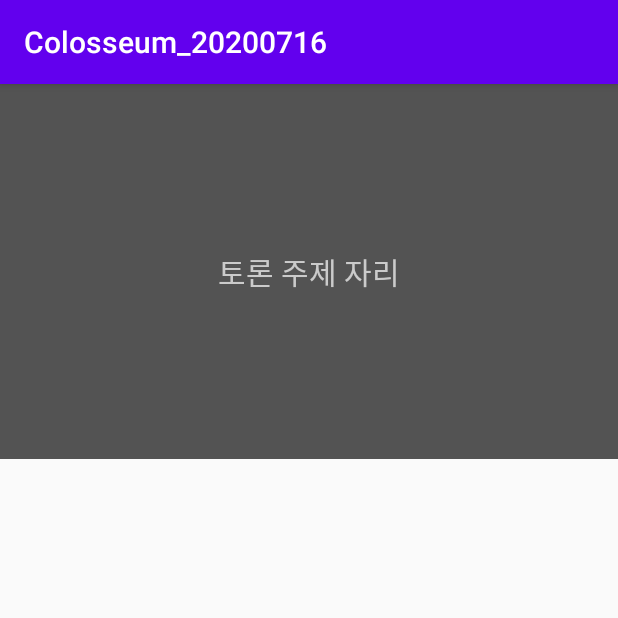
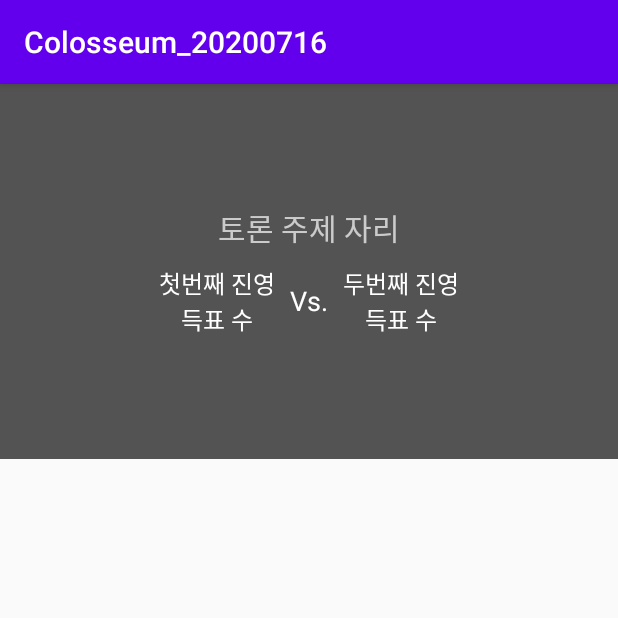
Before and after one commit to Jacob760531/Colosseum_20200716, an Android app: the ViewTopicDetailActivity screen opened directly, with no data from a screen before it, on a phone screen of 412 x 824 dp, the top half of it. Run offline under Robolectric (Android 15) with nearby library versions, the phone set to English and light mode, and no system bars; pictures from the network do not load.

Commit message:
토론 진영 표시 자리 그림

```diff
--- a/app/src/main/res/layout/activity_view_topic_detail.xml
+++ b/app/src/main/res/layout/activity_view_topic_detail.xml
@@ -23,15 +23,86 @@
             android:layout_height="match_parent"
             android:background="#AA000000" />
 
-        <TextView
-            android:id="@+id/topicTitleTxt"
+        <LinearLayout
             android:layout_width="wrap_content"
             android:layout_height="wrap_content"
             android:layout_gravity="center"
-            android:text="토론 주제 자리"
-            android:textSize="20sp"/>
+            android:gravity="center"
+            android:orientation="vertical">
+
+            <TextView
+                android:id="@+id/topicTitleTxt"
+                android:layout_width="wrap_content"
+                android:layout_height="wrap_content"
+                android:text="토론 주제 자리"
+                android:textSize="20sp"/>
+
+            <LinearLayout
+                android:layout_width="wrap_content"
+                android:layout_height="wrap_content"
+                android:gravity="center"
+                android:layout_marginTop="10dp"
+                android:orientation="horizontal">
+
+                <LinearLayout
+                    android:layout_width="wrap_content"
+                    android:layout_height="wrap_content"
+                    android:gravity="center"
+                    android:orientation="vertical">
+
+                    <TextView
+                        android:layout_width="wrap_content"
+                        android:layout_height="wrap_content"
+                        android:text="첫번째 진영"
+                        android:textColor="#FFFFFF"
+                        android:textSize="16sp"/>
+
+                    <TextView
+                        android:layout_width="wrap_content"
+                        android:layout_height="wrap_content"
+                        android:text="득표 수"
+                        android:textColor="#FFFFFF"
+                        android:textSize="16sp"/>
+
+                </LinearLayout>
+
+                <TextView
+                    android:layout_width="wrap_content"
+                    android:layout_height="wrap_content"
+                    android:text="Vs."
+                    android:textColor="#FFFFFF"
+                    android:layout_marginLeft="10dp"
+                    android:layout_marginRight="10dp"
+                    android:textSize="18sp" />
+
+                <LinearLayout
+                    android:layout_width="wrap_content"
+                    android:layout_height="wrap_content"
+                    android:gravity="center"
+                    android:orientation="vertical">
+
+                    <TextView
+                        android:layout_width="wrap_content"
+                        android:layout_height="wrap_content"
+                        android:text="두번째 진영"
+                        android:textColor="#FFFFFF"
+                        android:textSize="16sp"/>
+
+                    <TextView
+                        android:layout_width="wrap_content"
+                        android:layout_height="wrap_content"
+                        android:text="득표 수"
+                        android:textColor="#FFFFFF"
+                        android:textSize="16sp"/>
+
+                </LinearLayout>
 
 
+            </LinearLayout>
+
+
+
+        </LinearLayout>
 
     </FrameLayout>
 
```
